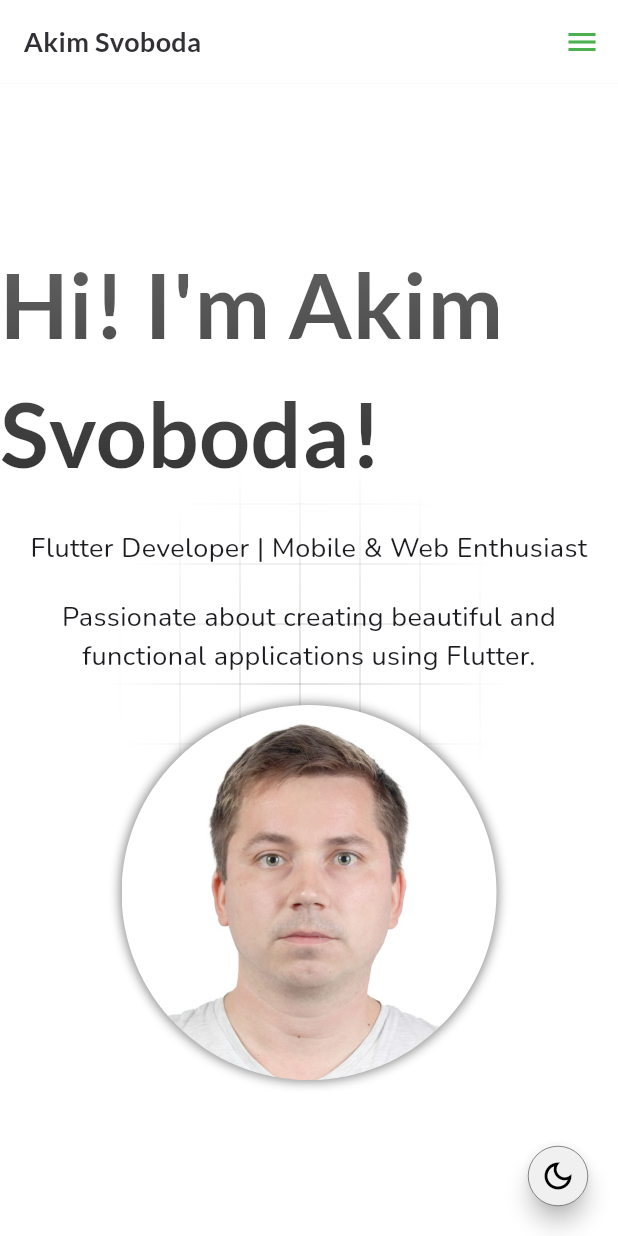
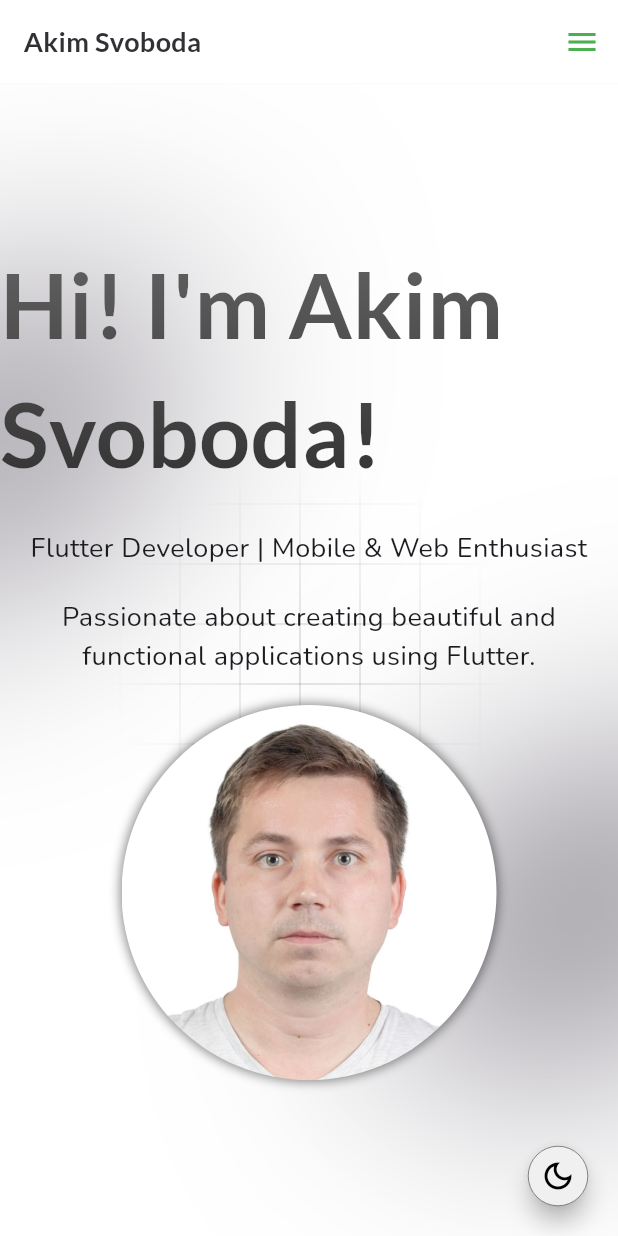
Before and after one commit to Akimskate/my_portfolio, a Flutter app: the DesktopPage screen opened directly, after a tap on the "light mode" icon, on a phone screen of 412 x 824 dp. Run offline on Flutter 3.47's test engine with Material 3 defaults, Android fonts, the phone set to English and light mode, and no system bars; drawn by our look-alikes of animated_text_kit; our stand-ins replace flutter_riverpod, font_awesome_flutter, google_fonts, responsive_builder.

```diff
--- /dev/null
+++ b/lib/app/utils/animated_background_ovoids.dart
@@ -0,0 +1,111 @@
+import 'dart:math';
+
+import 'package:flutter/material.dart';
+
+class AnimatedBackgroundOvoids extends CustomPainter {
+  final double progress;
+  final BuildContext context;
+
+  AnimatedBackgroundOvoids(this.context, {required this.progress});
+
+  @override
+  void paint(Canvas canvas, Size size) {
+    final paint = Paint()
+      ..style = PaintingStyle.fill
+      ..color = Theme.of(context).colorScheme.outline
+      ..maskFilter = const MaskFilter.blur(BlurStyle.normal, 80);
+
+    // First figure
+    const double centerX1 = 0;
+    final double centerY1 = size.height * 0.3;
+
+    canvas.save();
+
+    // Rotate
+    final double rotationAngle = pi * progress;
+    canvas.translate(centerX1, centerY1);
+    canvas.rotate(rotationAngle);
+    canvas.translate(-centerX1, -centerY1);
+
+    // Paint figure
+    final double eggWidth = size.height * 0.2;
+    final double eggHeight = size.height * 0.4;
+    Path eggPath = Path()
+      ..moveTo(centerX1, centerY1 - eggHeight / 2)
+      ..quadraticBezierTo(
+        centerX1 - eggWidth / 2,
+        centerY1 - eggHeight / 4,
+        centerX1 - eggWidth / 2,
+        centerY1 + eggHeight / 4,
+      )
+      ..quadraticBezierTo(
+        centerX1 - eggWidth / 2,
+        centerY1 + eggHeight / 2,
+        centerX1,
+        centerY1 + eggHeight / 2,
+      )
+      ..quadraticBezierTo(
+        centerX1 + eggWidth / 2,
+        centerY1 + eggHeight / 2,
+        centerX1 + eggWidth / 2,
+        centerY1 + eggHeight / 4,
+      )
+      ..quadraticBezierTo(
+        centerX1 + eggWidth / 2,
+        centerY1 - eggHeight / 4,
+        centerX1,
+        centerY1 - eggHeight / 2,
+      )
+      ..close();
+
+    canvas.drawPath(eggPath, paint);
+
+    canvas.restore();
+
+    // Second figure
+    final double centerX2 = size.width;
+    final double centerY2 = size.height * 0.7;
+
+    canvas.save();
+
+    // Rotate
+    final double rotationAngle2 = pi * progress;
+    canvas.translate(centerX2, centerY2);
+    canvas.rotate(rotationAngle2);
+    canvas.translate(-centerX2, -centerY2);
+
+    Path eggPath2 = Path()
+      ..moveTo(centerX2, centerY2 - eggHeight)
+      ..quadraticBezierTo(
+        centerX2 - eggWidth / 2,
+        centerY2 - eggHeight / 4,
+        centerX2 - eggWidth / 2,
+        centerY2 + eggHeight / 4,
+      )
+      ..quadraticBezierTo(
+        centerX2 - eggWidth / 2,
+        centerY2 + eggHeight / 2,
+        centerX2,
+        centerY2 + eggHeight / 2,
+      )
+      ..quadraticBezierTo(
+        centerX2 + eggWidth / 2,
+        centerY2 + eggHeight / 2,
+        centerX2 + eggWidth / 2,
+        centerY2 + eggHeight / 4,
+      )
+      ..quadraticBezierTo(
+        centerX2 + eggWidth / 2,
+        centerY2 - eggHeight / 4,
+        centerX2,
+        centerY2 - eggHeight / 2,
+      )
+      ..close();
+
+    canvas.drawPath(eggPath2, paint);
+    canvas.restore();
+  }
+
+  @override
+  bool shouldRepaint(covariant CustomPainter oldDelegate) => true;
+}
--- a/lib/presentation/screens/desktop/desktop_page.dart
+++ b/lib/presentation/screens/desktop/desktop_page.dart
@@ -1,20 +1,58 @@
 import 'package:flutter/material.dart';
+import 'package:my_portfolio/app/utils/animated_background_ovoids.dart';
 import 'package:my_portfolio/app/utils/background_grid.dart';
 import 'package:my_portfolio/presentation/common_widgets/avatar.dart';
 import 'package:my_portfolio/presentation/common_widgets/custom_app_bar.dart';
 import 'package:my_portfolio/presentation/common_widgets/theme_switch_button.dart';
 import 'package:my_portfolio/presentation/common_widgets/title_text.dart';
 
-class DesktopPage extends StatelessWidget {
+class DesktopPage extends StatefulWidget {
   const DesktopPage({super.key});
+
+  @override
+  State<DesktopPage> createState() => _DesktopPageState();
+}
+
+class _DesktopPageState extends State<DesktopPage> with SingleTickerProviderStateMixin {
+  late AnimationController _controller;
+
+  @override
+  void initState() {
+    super.initState();
+    _controller = AnimationController(
+      vsync: this,
+      duration: const Duration(seconds: 10),
+    )..repeat(reverse: true);
+  }
+
+  @override
+  void dispose() {
+    _controller.dispose();
+    super.dispose();
+  }
 
   @override
   Widget build(BuildContext context) {
     return Scaffold(
       appBar: const CustomAppBar(),
-      body: CustomPaint(
-        painter: BackgroundGrid(color: Theme.of(context).colorScheme.inverseSurface),
-        child: const Center(
+      body: Stack(
+        children: [
+          CustomPaint(
+            painter: BackgroundGrid(
+              color: Theme.of(context).colorScheme.inverseSurface,
+            ),
+            child: Container(),
+          ),
+          AnimatedBuilder(
+            animation: _controller,
+            builder: (context, child) {
+              return CustomPaint(
+                painter: AnimatedBackgroundOvoids(context, progress: _controller.value),
+                child: Container(),
+              );
+            },
+          ),
+          const Center(
             child: Column(
               mainAxisAlignment: MainAxisAlignment.center,
               children: [
@@ -24,6 +62,7 @@ class DesktopPage extends StatelessWidget {
               ],
             ),
           ),
+        ],
       ),
       floatingActionButton: const ThemeSwitchFAB(),
     );
```
Also changed, not shown: lib/presentation/screens/tablet/tablet_landscape_page.dart (+38 -2 lines), lib/presentation/screens/tablet/tablet_portrait_page.dart (+38 -2 lines), 1 other file. Lines whose indentation alone changed are shown as unchanged.
